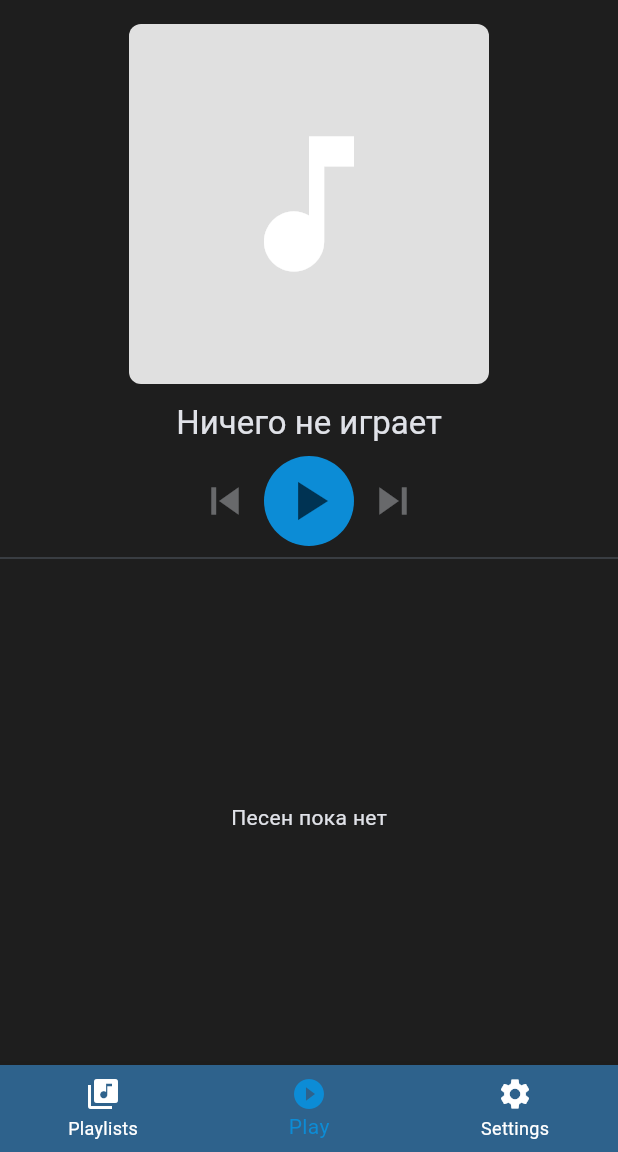
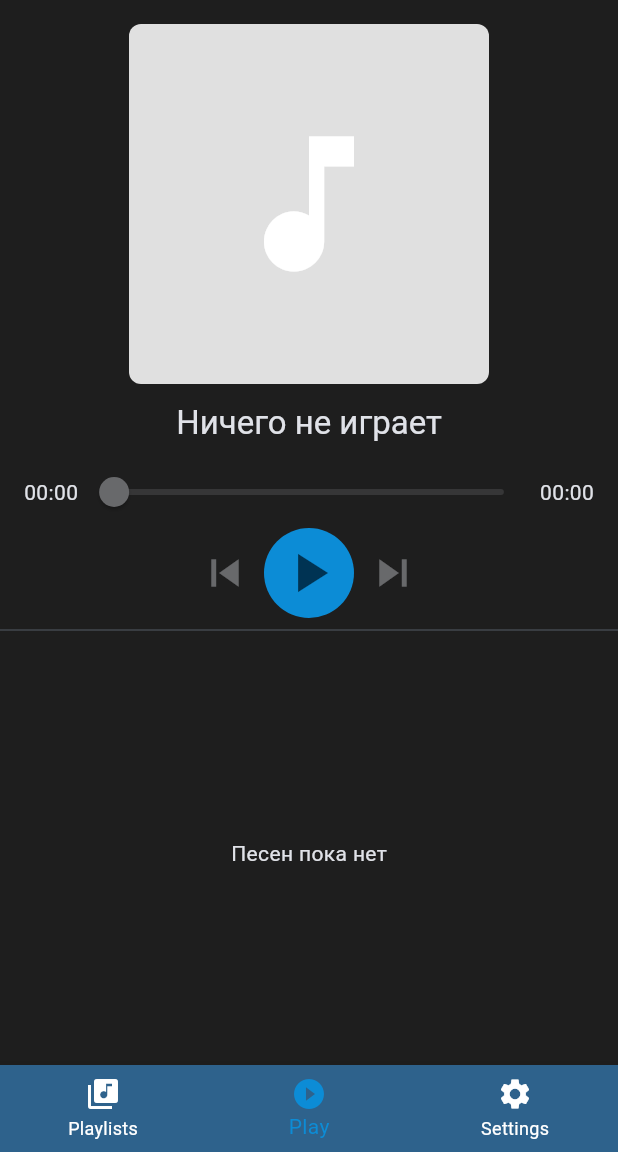
Before and after one commit to ddgk573/flutter_application_4_player, a Flutter app: the screen it shows after launch, item 2 of the bottom bar chosen, on a phone screen of 412 x 824 dp, the part 84-1236 px from its top. Run offline on Flutter 3.47's test engine with Material 3 defaults, Android fonts, the phone set to English and light mode, and no system bars; our stand-ins replace audioplayers, drift, drift_flutter, file_picker; missing offline and left inert: audio_metadata_reader; accounts and stored records are empty; generated files the repository leaves out were written again.

Commit message:
dobavlen seek bar

```diff
--- a/lib/features/player/player.dart
+++ b/lib/features/player/player.dart
@@ -9,10 +9,14 @@ class PlayerController extends ChangeNotifier {
       isPlaying = s == PlayerState.playing;
       notifyListeners();
     });
+    _player.onPositionChanged.listen((p) => position.value = p);
+    _player.onDurationChanged.listen((d) => duration.value = d);
   }
   static final PlayerController instance = PlayerController._();
 
   final AudioPlayer _player = AudioPlayer();
+  final ValueNotifier<Duration> position = ValueNotifier(Duration.zero);
+  final ValueNotifier<Duration> duration = ValueNotifier(Duration.zero);
   List<SongView> queue = [];
   int index = -1;
   bool isPlaying = false;
@@ -25,9 +29,15 @@ class PlayerController extends ChangeNotifier {
     await _playAt(start);
   }
 
+  Future<void> seek(Duration to) => _player.seek(to);
+
   Future<void> _playAt(int i) async {
     if (i < 0 || i >= queue.length) return;
+
     index = i;
+    position.value = Duration.zero;
+    duration.value = Duration.zero;
+
     notifyListeners();
     final path = queue[i].audioPath;
     if (path == null) {
--- a/lib/screens/player_screen.dart
+++ b/lib/screens/player_screen.dart
@@ -2,6 +2,7 @@ import 'package:flutter/material.dart';
 import 'package:flutter_application_4_player/data/database.dart';
 import 'package:flutter_application_4_player/features/player/player.dart';
 import 'package:flutter_application_4_player/widgets/song_cover.dart';
+import 'package:flutter_application_4_player/widgets/seek_bar.dart';
 
 class PlayerScreen extends StatelessWidget {
   const PlayerScreen({super.key});
@@ -24,6 +25,7 @@ class PlayerScreen extends StatelessWidget {
             ),
             if (song != null) Text(song.authorName),
             const SizedBox(height: 8),
+            const SeekBar(),
             Row(
               mainAxisAlignment: MainAxisAlignment.center,
               children: [
--- /dev/null
+++ b/lib/widgets/seek_bar.dart
@@ -0,0 +1,60 @@
+import 'package:flutter/material.dart';
+import 'package:flutter_application_4_player/features/player/player.dart';
+
+class SeekBar extends StatefulWidget {
+  const SeekBar({super.key});
+
+  @override
+  State<SeekBar> createState() => _SeekBarState();
+}
+
+class _SeekBarState extends State<SeekBar> {
+  double? _drag;
+
+  String _fmt(Duration d) {
+    final m = d.inMinutes.remainder(60).toString().padLeft(2, '0');
+    final s = d.inSeconds.remainder(60).toString().padLeft(2, '0');
+    return d.inHours > 0 ? '${d.inHours}:$m:$s' : '$m:$s';
+  }
+
+  @override
+  Widget build(BuildContext context) {
+    final c = PlayerController.instance;
+    return ValueListenableBuilder<Duration>(
+      valueListenable: c.duration,
+      builder: (_, total, _) => ValueListenableBuilder<Duration>(
+        valueListenable: c.position,
+        builder: (_, pos, _) {
+          final max = total.inMilliseconds.toDouble();
+          final value = (_drag ?? pos.inMilliseconds.toDouble()).clamp(
+            0.0,
+            max > 0 ? max : 1.0,
+          );
+          return Padding(
+            padding: const EdgeInsets.symmetric(horizontal: 16),
+            child: Row(
+              children: [
+                Text(_fmt(Duration(milliseconds: value.toInt()))),
+                Expanded(
+                  child: Slider(
+                    min: 0,
+                    max: max > 0 ? max : 1.0,
+                    value: value,
+                    onChanged: max > 0
+                        ? (v) => setState(() => _drag = v)
+                        : null,
+                    onChangeEnd: (v) async {
+                      await c.seek(Duration(milliseconds: v.toInt()));
+                      if (mounted) setState(() => _drag = null);
+                    },
+                  ),
+                ),
+                Text(_fmt(total)),
+              ],
+            ),
+          );
+        },
+      ),
+    );
+  }
+}
```
Also changed, not shown: 1 other file.
